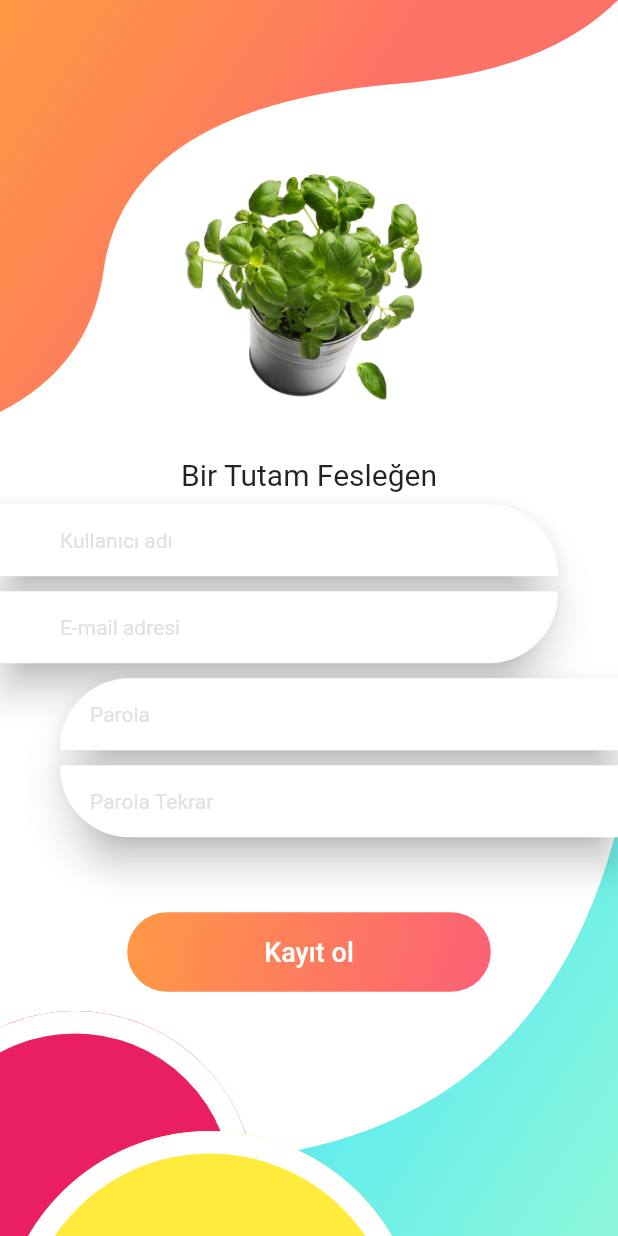
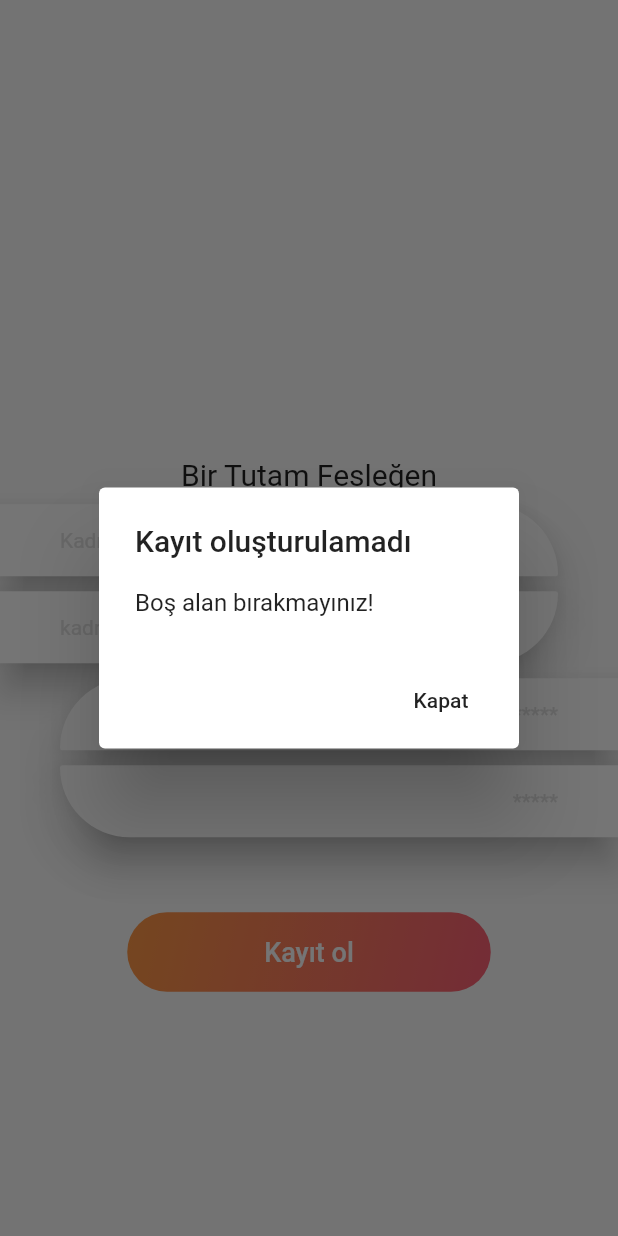
Before and after one commit to KadriyeMacit/YemekTarifleri, a Flutter app: the Register widget shown alone on an empty page, opened directly, after a tap on "Kayıt ol", on a phone screen of 412 x 824 dp. Run offline on Flutter 3.47's test engine with Material 2 defaults, Android fonts, the phone set to English and light mode, and no system bars; our stand-ins replace cloud_firestore, firebase_auth; accounts and stored records are empty.

Commit message:
anasayfa ve kayıt tasarım iyileştirmeleri ve veritabanı işlemleri yapıldı.

```diff
--- a/yemek_tarifleri/lib/main.dart
+++ b/yemek_tarifleri/lib/main.dart
@@ -9,11 +9,11 @@ void main() => runApp(MyApp());
 class MyApp extends StatefulWidget{
   @override
   State<StatefulWidget> createState() {
-    return InputIslemleri();
+    return YemekIslemleri();
   }
 }
 
-class InputIslemleri extends State<MyApp>
+class YemekIslemleri extends State<MyApp>
 {
   @override
   Widget build(BuildContext context) {
--- a/yemek_tarifleri/lib/tasarim/kayitUi.dart
+++ b/yemek_tarifleri/lib/tasarim/kayitUi.dart
@@ -2,14 +2,18 @@ import 'package:firebase_auth/firebase_auth.dart';
 import 'package:flutter/material.dart';
 import 'package:input_islemler/sayfalar/anasayfa.dart';
 import 'package:input_islemler/sayfalar/register.dart';
+
+import '../main.dart';
 
 
 class Register extends StatelessWidget {
 
   final FirebaseAuth _auth = FirebaseAuth.instance;
 
-  final emailController = TextEditingController();
-  final parolaController = TextEditingController();
+  final kayitEmailController = TextEditingController();
+  final kayitParolaController = TextEditingController();
+  final isimController = TextEditingController();
+  final parolaTekrarController = TextEditingController();
 
 
   @override
@@ -56,9 +60,10 @@ class Register extends StatelessWidget {
                                 keyboardType: TextInputType.text,
                                 decoration: InputDecoration(
                                     border: InputBorder.none,
-                                    hintText: "Kullanıcı adı",
+                                    hintText: "Kadriye",
+                                    suffixText: "Kullanıcı adı",
                                     hintStyle: TextStyle(color: Color(0xFFE1E1E1), fontSize: 14)),
-                                controller: emailController,
+                                controller:  isimController,
                               ),
                             ),
                           ),
@@ -89,9 +94,10 @@ class Register extends StatelessWidget {
                                 keyboardType: TextInputType.emailAddress,
                                 decoration: InputDecoration(
                                     border: InputBorder.none,
-                                    hintText: "E-mail adresi",
+                                    hintText: "kadriyemacit@gmail.com",
+                                    suffixText: "E-mail adresi",
                                     hintStyle: TextStyle(color: Color(0xFFE1E1E1), fontSize: 14)),
-                                controller: parolaController,
+                                controller: kayitEmailController,
                               ),
                             ),
                           ),
@@ -122,11 +128,13 @@ class Register extends StatelessWidget {
                               child: TextField(
                                 keyboardType: TextInputType.text,
                                 obscureText: true,
+                                textAlign: TextAlign.end,
                                 decoration: InputDecoration(
                                     border: InputBorder.none,
-                                    hintText: "Parola",
+                                    hintText: "*****",
+                                    prefixText: "Parola",
                                     hintStyle: TextStyle(color: Color(0xFFE1E1E1), fontSize: 14)),
-                                controller: emailController,
+                                controller: kayitParolaController,
                               ),
                             ),
                           ),
@@ -155,11 +163,13 @@ class Register extends StatelessWidget {
                               padding: EdgeInsets.only(left: 20, right: 40, top: 0, bottom: 0),
                               child: TextField(
                                 obscureText: true,
+                                textAlign: TextAlign.end,
                                 decoration: InputDecoration(
                                     border: InputBorder.none,
-                                    hintText: "Parola Tekrar",
+                                    hintText: "*****",
+                                    prefixText: "Parola Tekrar",
                                     hintStyle: TextStyle(color: Color(0xFFE1E1E1), fontSize: 14)),
-                                controller: parolaController,
+                                controller: parolaTekrarController,
                               ),
                             ),
                           ),
@@ -203,9 +213,72 @@ class Register extends StatelessWidget {
                                 fontSize: 18,
                                 fontWeight: FontWeight.w500)),
                         onTap: (){
-                          Navigator.push(context, MaterialPageRoute(
-                              builder: (context) => Kayit()
-                          ));
+
+                             if (isimController.text.trim().isNotEmpty &&
+                              kayitEmailController.text.trim().isNotEmpty &&
+                              kayitParolaController.text.trim().isNotEmpty &&
+                              parolaTekrarController.text.trim().isNotEmpty) {
+
+                               if (kayitParolaController.text
+                                   .trim()
+                                   == parolaTekrarController.text.trim())
+                                 {
+
+
+                                   _auth.createUserWithEmailAndPassword(
+                                       email: kayitEmailController.text,
+                                       password: kayitParolaController.text)
+                                       .catchError((hata) =>
+                                       debugPrint("HATA: " + hata.toString()));
+
+                                   Navigator.push(context,
+                                       MaterialPageRoute(builder: (context) => MyApp()));
+
+                                 }
+
+                               else
+                               {
+                                 showDialog(
+                                     context: context,
+                                     builder: (BuildContext context) {
+                                       return AlertDialog(
+                                         title: Text("Kayıt oluşturulamadı"),
+                                         content: Text("Parolalar eşleşmiyor"),
+                                         actions: <Widget>[
+                                           FlatButton(
+                                             child: Text("Kapat"),
+                                             onPressed: () {
+                                               Navigator.of(context).pop();
+                                             },
+                                           )
+                                         ],
+                                       );
+                                     });
+                               }
+
+                             }
+
+                             else
+                               {
+                                 showDialog(
+                                     context: context,
+                                     builder: (BuildContext context) {
+                                       return AlertDialog(
+                                         title: Text("Kayıt oluşturulamadı"),
+                                         content: Text("Boş alan bırakmayınız!"),
+                                         actions: <Widget>[
+                                           FlatButton(
+                                             child: Text("Kapat"),
+                                             onPressed: () {
+                                               Navigator.of(context).pop();
+                                             },
+                                           )
+                                         ],
+                                       );
+                                     });
+                               }
+
+
                         },
                       ),
                       padding: EdgeInsets.only(top: 16, bottom: 16),
--- a/yemek_tarifleri/lib/tasarim/loginUi.dart
+++ b/yemek_tarifleri/lib/tasarim/loginUi.dart
@@ -40,7 +40,7 @@ class Login extends StatelessWidget {
                       children: <Widget>[
 
                         Padding(
-                          padding: EdgeInsets.only(right: 40, bottom: 30),
+                          padding: EdgeInsets.only(right: 40, bottom: 15, top:10),
                           child: Container(
                             width: MediaQuery.of(context).size.width - 40,
                             child: Material(
```
